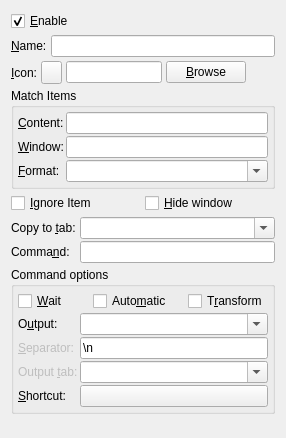
hluk/CopyQ, file src/ui/commandwidget.ui: the form before one commit.
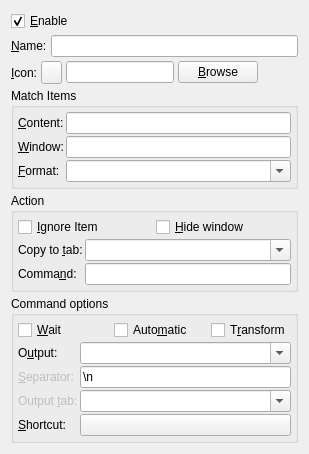
The form after the commit.

Commit message: Action group box for command widget

```diff
--- a/src/ui/commandwidget.ui
+++ b/src/ui/commandwidget.ui
@@ -2,14 +2,6 @@
 <ui version="4.0">
  <class>CommandWidget</class>
  <widget class="QWidget" name="CommandWidget">
-  <property name="geometry">
-   <rect>
-    <x>0</x>
-    <y>0</y>
-    <width>286</width>
-    <height>438</height>
-   </rect>
-  </property>
   <property name="windowTitle">
    <string>Form</string>
   </property>
@@ -216,6 +208,27 @@
      </layout>
     </widget>
    </item>
+   <item>
+    <widget class="QGroupBox" name="groupBox_2">
+     <property name="title">
+      <string>Action</string>
+     </property>
+     <layout class="QVBoxLayout" name="verticalLayout">
+      <property name="spacing">
+       <number>2</number>
+      </property>
+      <property name="leftMargin">
+       <number>4</number>
+      </property>
+      <property name="topMargin">
+       <number>4</number>
+      </property>
+      <property name="rightMargin">
+       <number>4</number>
+      </property>
+      <property name="bottomMargin">
+       <number>4</number>
+      </property>
    <item>
     <layout class="QHBoxLayout" name="horizontalLayout_5">
      <item>
@@ -291,6 +304,9 @@
       </widget>
      </item>
     </layout>
+      </item>
+     </layout>
+    </widget>
    </item>
    <item>
     <widget class="QGroupBox" name="groupBoxCommandOptions">
```
Left out of the diff: 100 changed lines with no effect on the pictures. Lines whose indentation alone changed are shown as unchanged.
